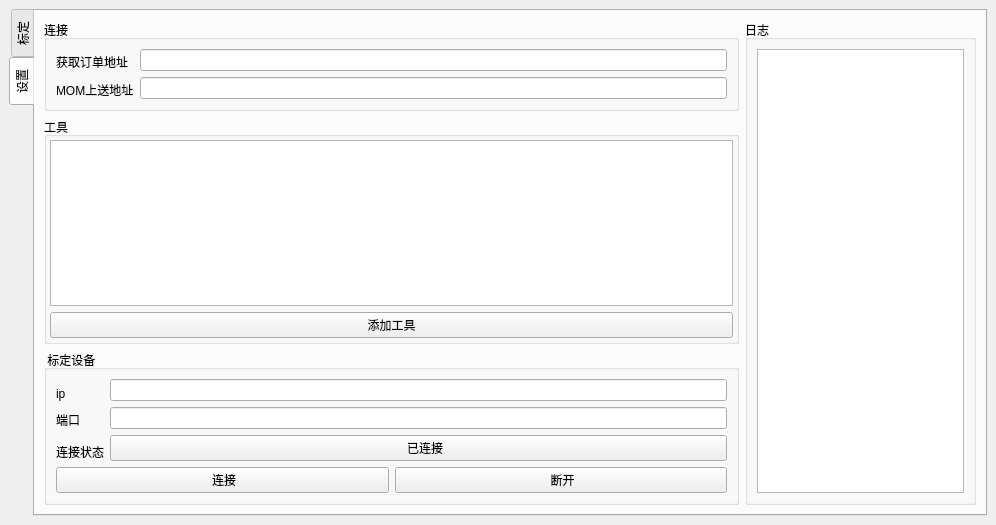
Qt form ui/toolkit.ui (masami10/ts013_toolkits) before a commit.
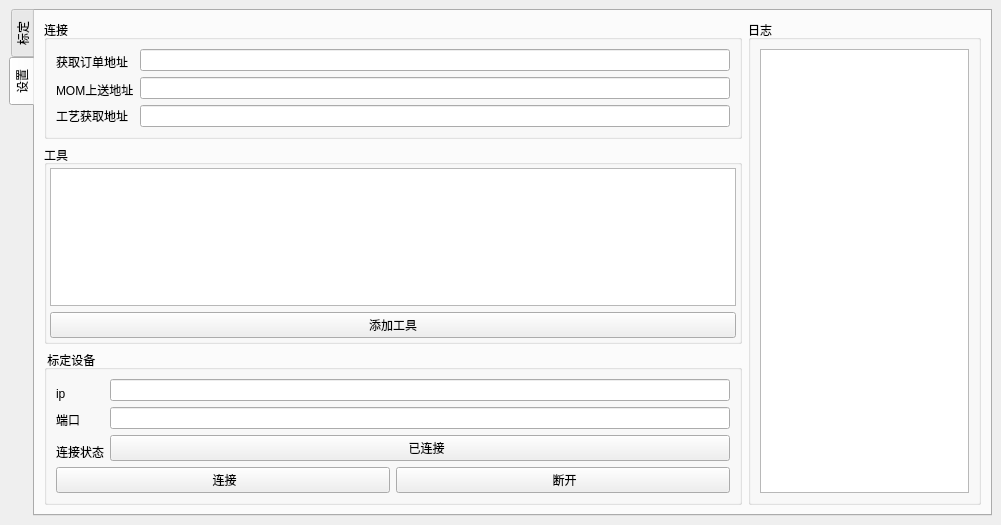
The same form after that commit. The open tabs and pages were chosen to show the change.

Patch:
```diff
--- a/ui/toolkit.ui
+++ b/ui/toolkit.ui
@@ -6,7 +6,7 @@
    <rect>
     <x>0</x>
     <y>0</y>
-    <width>996</width>
+    <width>1001</width>
     <height>525</height>
    </rect>
   </property>
@@ -918,6 +918,16 @@
                    </property>
                   </widget>
                  </item>
+                 <item row="3" column="0">
+                  <widget class="QLabel" name="OperationUrlLabel">
+                   <property name="text">
+                    <string>工艺获取地址</string>
+                   </property>
+                  </widget>
+                 </item>
+                 <item row="3" column="1">
+                  <widget class="QLineEdit" name="OperationUrlEdit"/>
+                 </item>
                 </layout>
                </item>
               </layout>
```
Left out of the diff: 5 changed lines with no effect on the pictures.
